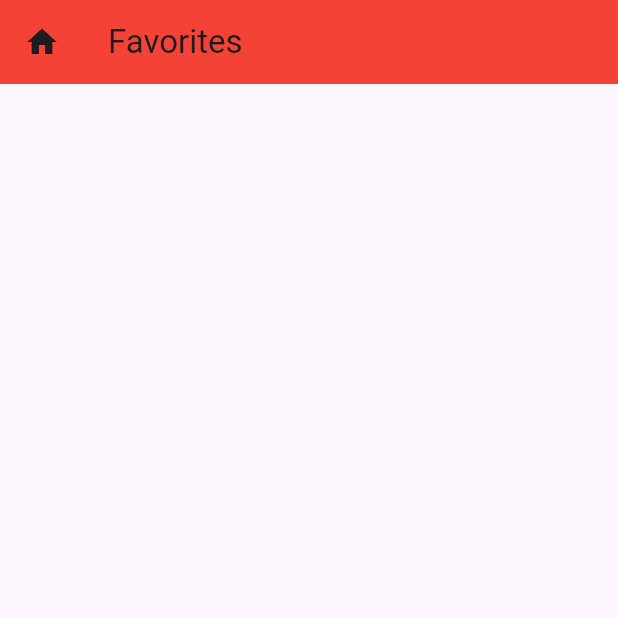
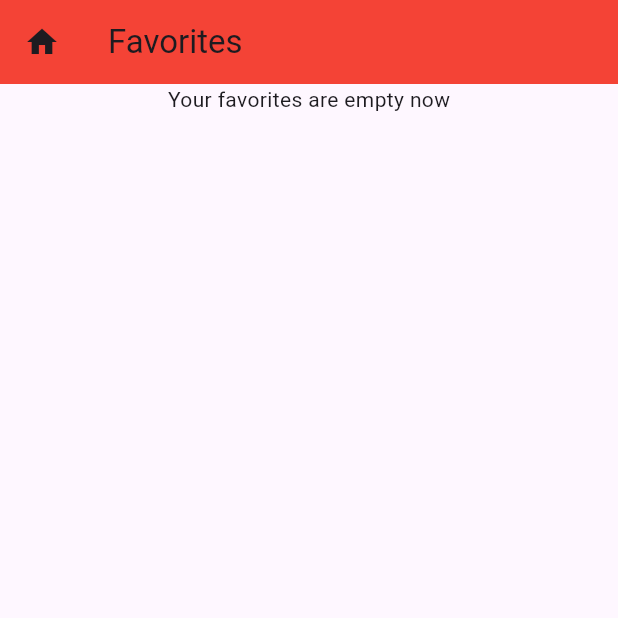
Before and after one commit to Amoako419/Flutter_Semester_Project, a Flutter app: the Favorite screen opened directly, on a phone screen of 412 x 824 dp, the top half of it. Run offline on Flutter 3.47's test engine with Material 3 defaults, Android fonts, the light colour scheme and no system bars.

Commit message:
initial commit

```diff
--- a/health_monitor/lib/pages/home_page.dart
+++ b/health_monitor/lib/pages/home_page.dart
@@ -357,6 +357,13 @@ class Favorite extends StatelessWidget{
   ),
   title: const Text("Favorites"),
 ),
+  body: const Column(
+    children: [
+      Center(child: Text("Your favorites are empty now"),
+
+      ),
+    ],
+  ),
     );
   }
 }
```
